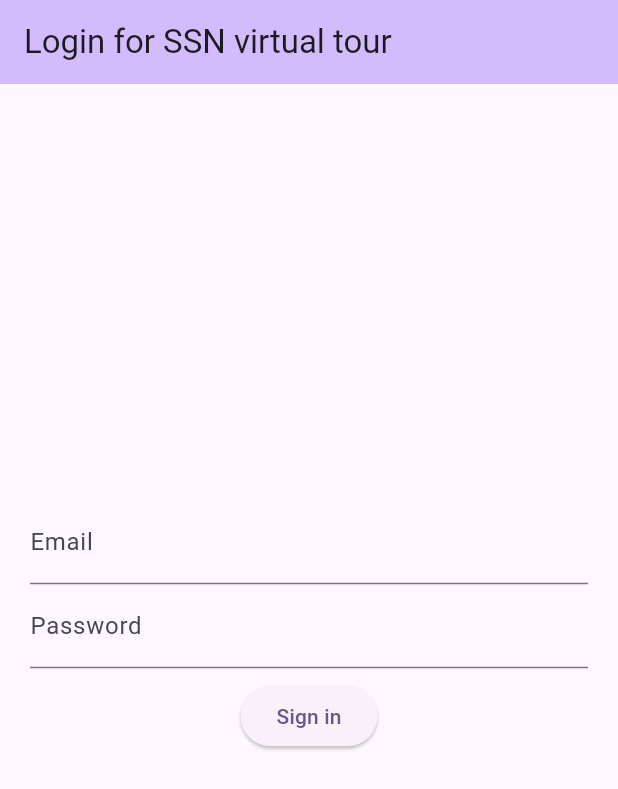
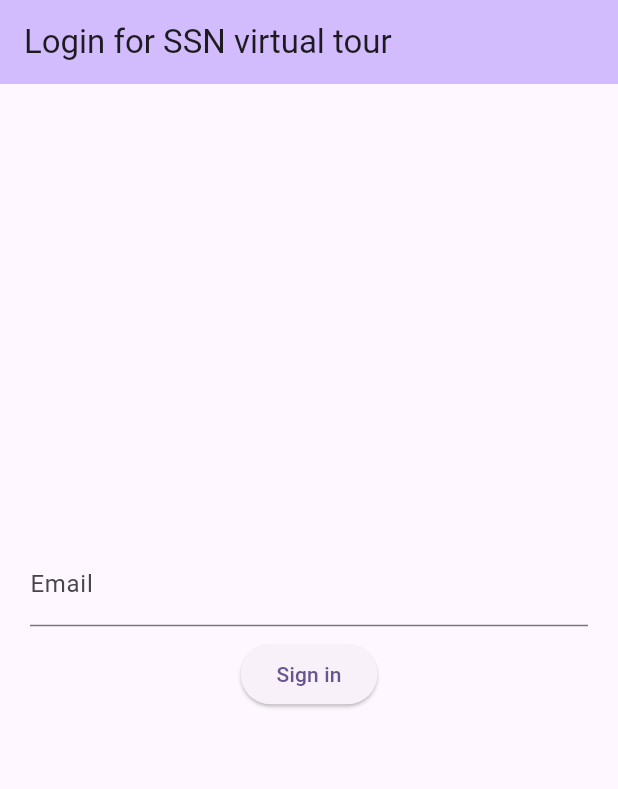
Before and after one commit to Vaishnavi502/ssnvisit, a Flutter app: the screen it shows after launch, on a phone screen of 412 x 824 dp. Shown: the top 789 px of the screen. Run offline on Flutter 3.47's test engine with Material 2 defaults, Android fonts, the phone set to English and light mode, and no system bars.

Commit message:
removed password field

```diff
--- a/lib/main.dart
+++ b/lib/main.dart
@@ -1,5 +1,5 @@
 import 'package:flutter/material.dart';
-import 'package:email_validator/email_validator.dart';
+// import 'package:email_validator/email_validator.dart';
 void main() {
   runApp(const MyApp());
 }
@@ -12,23 +12,8 @@ class MyApp extends StatelessWidget {
   @override
   Widget build(BuildContext context) {
     return MaterialApp(
-      title: 'Flutter Demo',
+      title: 'SSN Virtual Visit App with Flutter',
       theme: ThemeData(
-        // This is the theme of your application.
-        //
-        // TRY THIS: Try running your application with "flutter run". You'll see
-        // the application has a blue toolbar. Then, without quitting the app,
-        // try changing the seedColor in the colorScheme below to Colors.green
-        // and then invoke "hot reload" (save your changes or press the "hot
-        // reload" button in a Flutter-supported IDE, or press "r" if you used
-        // the command line to start the app).
-        //
-        // Notice that the counter didn't reset back to zero; the application
-        // state is not lost during the reload. To reset the state, use hot
-        // restart instead.
-        //
-        // This works for code too, not just values: Most code changes can be
-        // tested with just a hot reload.
         colorScheme: ColorScheme.fromSeed(seedColor: Colors.deepPurple),
         useMaterial3: true,
       ),
@@ -41,22 +26,7 @@ class Loginpage extends StatefulWidget {
   @override
   _LoginpageState createState() => _LoginpageState();
 
-// const Loginpage({super.key, required this.title});
 }
-// This widget is the home page of your application. It is stateful, meaning
-// that it has a State object (defined below) that contains fields that affect
-// how it looks.
-
-// This class is the configuration for the state. It holds the values (in this
-// case the title) provided by the parent (in this case the App widget) and
-// used by the build method of the State. Fields in a Widget subclass are
-// always marked "final".
-
-//   final String title;
-//
-//   @override
-//   State<MyHomePage> createState() => _MyHomePageState();
-// }
 
 class _LoginpageState extends State<Loginpage> {
   String _errormsg = '';
@@ -81,20 +51,10 @@ class _LoginpageState extends State<Loginpage> {
   }
   @override
   Widget build(BuildContext context) {
-    // This method is rerun every time setState is called, for instance as done
-    // by the _incrementCounter method above.
-    //
-    // The Flutter framework has been optimized to make rerunning build methods
-    // fast, so that you can just rebuild anything that needs updating rather
-    // than having to individually change instances of widgets.
+
     return Scaffold(
       appBar: AppBar(
-        // TRY THIS: Try changing the color here to a specific color (to
-        // Colors.amber, perhaps?) and trigger a hot reload to see the AppBar
-        // change color while the other colors stay the same.
         backgroundColor: Theme.of(context).colorScheme.inversePrimary,
-        // Here we take the value from the MyHomePage object that was created by
-        // the App.build method, and use it to set our appbar title.
         title: Text('Login for SSN virtual tour'),
       ),
       body: Padding(
@@ -108,11 +68,6 @@ class _LoginpageState extends State<Loginpage> {
               onChanged: (val){
                 validateEmail(val);
               },
-            ),
-            TextFormField(
-              keyboardType: TextInputType.visiblePassword,
-              decoration: InputDecoration(labelText: 'Password'),
-              obscureText: true,
             ),
             Padding(
               padding: const EdgeInsets.all(8.0),
```
